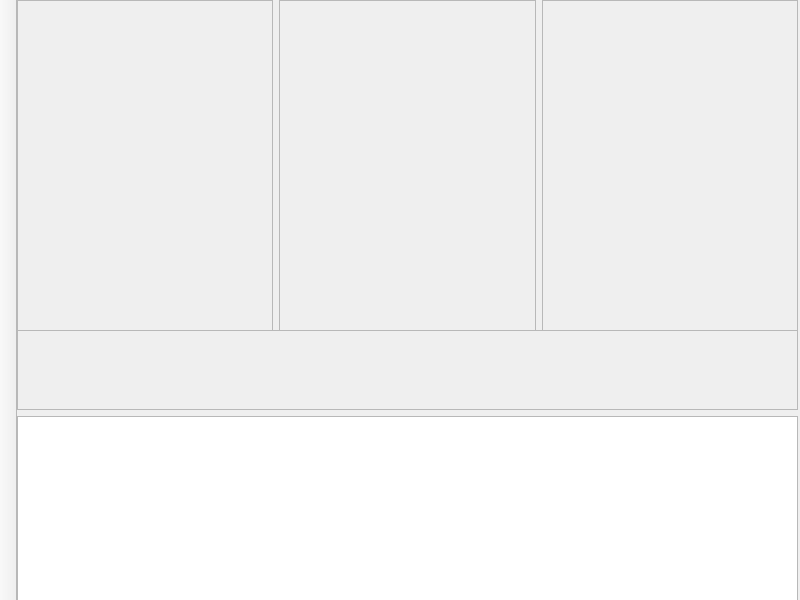
Old version of the form ui/mumwindow.ui in the repository Source-EDA/Source-EDA.
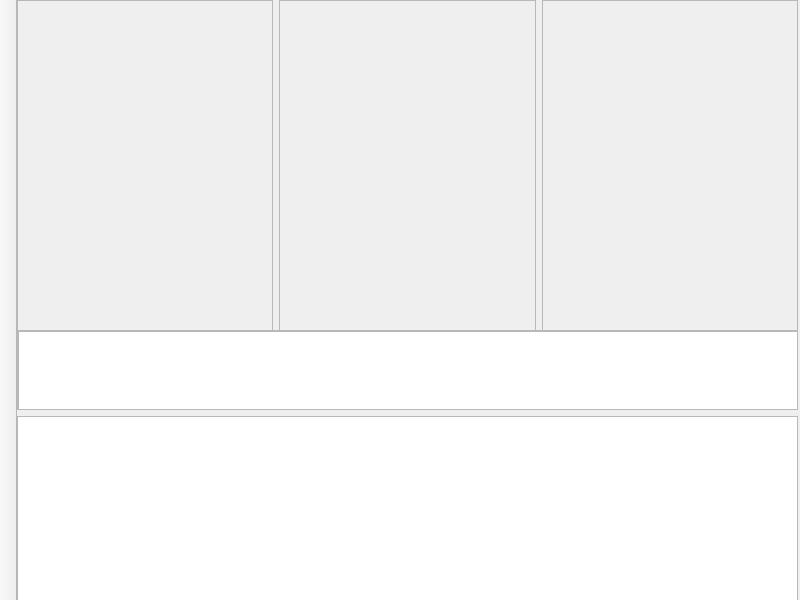
New version of the form.

What changed in the file:
```diff
--- a/ui/mumwindow.ui
+++ b/ui/mumwindow.ui
@@ -82,7 +82,7 @@
     </property>
     <layout class="QVBoxLayout" name="verticalLayout">
      <property name="spacing">
-      <number>-1</number>
+      <number>6</number>
      </property>
      <property name="sizeConstraint">
       <enum>QLayout::SizeConstraint::SetDefaultConstraint</enum>
@@ -98,9 +98,28 @@
           <x>0</x>
           <y>0</y>
           <width>777</width>
-          <height>72</height>
+          <height>76</height>
          </rect>
         </property>
+        <widget class="QPlainTextEdit" name="logTextZone">
+         <property name="geometry">
+          <rect>
+           <x>0</x>
+           <y>0</y>
+           <width>781</width>
+           <height>81</height>
+          </rect>
+         </property>
+         <property name="documentTitle">
+          <string notr="true"/>
+         </property>
+         <property name="undoRedoEnabled">
+          <bool>false</bool>
+         </property>
+         <property name="readOnly">
+          <bool>true</bool>
+         </property>
+        </widget>
        </widget>
       </widget>
      </item>
```
Left out of the diff: 4 changed lines with no effect on the pictures.
